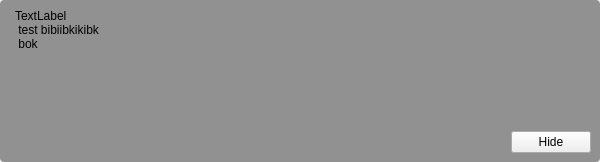
Above: yali/gui/Ui/help.ui from dadas45li/yali before the change. Below: the same form after it.
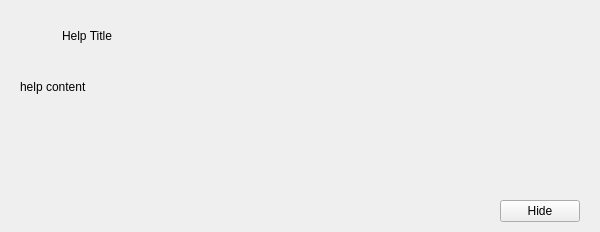
That is the form after the change. Icons and pictures are not drawn.

Commit message: checkpoint for help screen

Diff of the .ui file:
```diff
--- a/yali/gui/Ui/help.ui
+++ b/yali/gui/Ui/help.ui
@@ -7,7 +7,7 @@
     <x>0</x>
     <y>0</y>
     <width>600</width>
-    <height>154</height>
+    <height>228</height>
    </rect>
   </property>
   <property name="minimumSize">
@@ -26,13 +26,7 @@
    <string>Form</string>
   </property>
   <property name="styleSheet">
-   <string notr="true">#helpContentFrame {
-
-background-color:rgba(0,0,0,100);
-border-radius:4px;
-
-
-}</string>
+   <string notr="true"/>
   </property>
   <layout class="QGridLayout" name="gridLayout_2">
    <property name="margin">
@@ -41,7 +35,22 @@
    <item row="0" column="0">
     <widget class="QWidget" name="helpContentFrame" native="true">
      <layout class="QGridLayout" name="gridLayout">
-      <item row="1" column="0" colspan="2">
+      <property name="leftMargin">
+       <number>20</number>
+      </property>
+      <property name="topMargin">
+       <number>20</number>
+      </property>
+      <property name="rightMargin">
+       <number>20</number>
+      </property>
+      <property name="bottomMargin">
+       <number>10</number>
+      </property>
+      <property name="spacing">
+       <number>10</number>
+      </property>
+      <item row="2" column="0" colspan="3">
        <widget class="QTextBrowser" name="helpContent">
         <property name="styleSheet">
          <string notr="true">background-color:rgba(0,0,0,0);
@@ -56,7 +65,7 @@
         </property>
        </widget>
       </item>
-      <item row="2" column="1">
+      <item row="3" column="0" colspan="3">
        <layout class="QHBoxLayout" name="horizontalLayout">
         <item>
          <spacer name="horizontalSpacer">
@@ -80,16 +89,91 @@
         </item>
        </layout>
       </item>
-      <item row="0" column="1">
+      <item row="1" column="0" colspan="3">
        <widget class="QLabel" name="helpContent2">
+        <property name="minimumSize">
+         <size>
+          <width>0</width>
+          <height>50</height>
+         </size>
+        </property>
         <property name="text">
-         <string>TextLabel
- test bibiibkikibk
- bok</string>
+         <string>help content</string>
         </property>
         <property name="wordWrap">
          <bool>true</bool>
         </property>
+        <property name="margin">
+         <number>0</number>
+        </property>
+        <property name="indent">
+         <number>0</number>
+        </property>
+       </widget>
+      </item>
+      <item row="0" column="0" colspan="2">
+       <widget class="QLabel" name="label">
+        <property name="sizePolicy">
+         <sizepolicy hsizetype="Fixed" vsizetype="Preferred">
+          <horstretch>0</horstretch>
+          <verstretch>0</verstretch>
+         </sizepolicy>
+        </property>
+        <property name="minimumSize">
+         <size>
+          <width>32</width>
+          <height>32</height>
+         </size>
+        </property>
+        <property name="maximumSize">
+         <size>
+          <width>32</width>
+          <height>32</height>
+         </size>
+        </property>
+        <property name="text">
+         <string/>
+        </property>
+        <property name="pixmap">
+         <pixmap resource="../../../../yali-theme-pardus/data.qrc">:/gui/pics/system-help.png</pixmap>
+        </property>
+        <property name="scaledContents">
+         <bool>false</bool>
+        </property>
+        <property name="alignment">
+         <set>Qt::AlignLeading|Qt::AlignLeft|Qt::AlignTop</set>
+        </property>
+        <property name="margin">
+         <number>0</number>
+        </property>
+        <property name="indent">
+         <number>0</number>
+        </property>
+       </widget>
+      </item>
+      <item row="0" column="2">
+       <widget class="QLabel" name="helpTitle">
+        <property name="sizePolicy">
+         <sizepolicy hsizetype="Expanding" vsizetype="Preferred">
+          <horstretch>0</horstretch>
+          <verstretch>0</verstretch>
+         </sizepolicy>
+        </property>
+        <property name="minimumSize">
+         <size>
+          <width>0</width>
+          <height>32</height>
+         </size>
+        </property>
+        <property name="maximumSize">
+         <size>
+          <width>16777215</width>
+          <height>32</height>
+         </size>
+        </property>
+        <property name="text">
+         <string>Help Title</string>
+        </property>
        </widget>
       </item>
      </layout>
```
Left out of the diff: 4 changed lines with no effect on the pictures. The commit also changes 2 other files.
